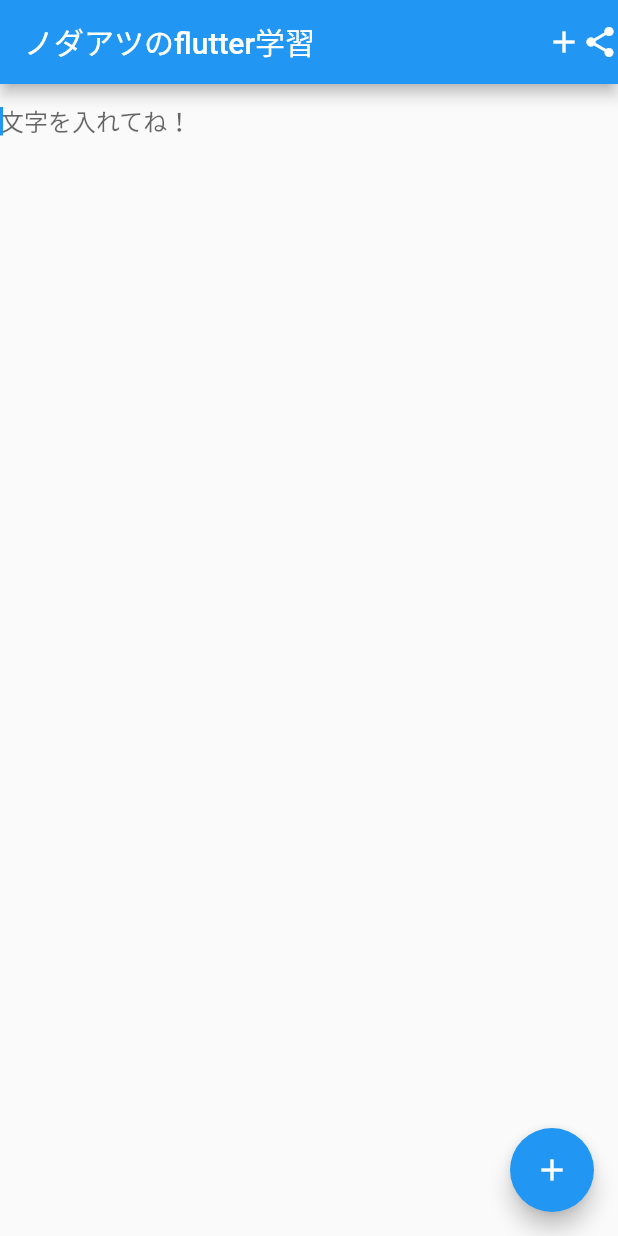
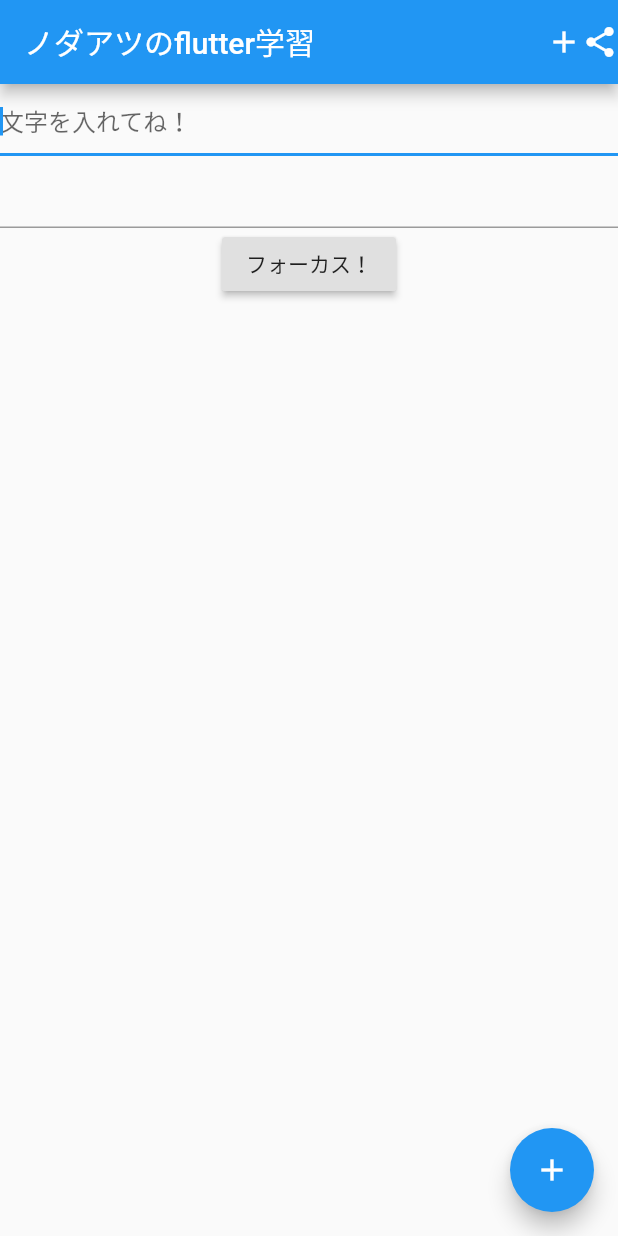
Before and after one commit to atsuki255/first_app, a Flutter app: the screen it shows after launch, on a phone screen of 412 x 824 dp. Run offline on Flutter 3.47's test engine with Material 2 defaults, Android fonts, the phone set to English and light mode, and no system bars.

Commit message:
practice Textfield2

```diff
--- a/lib/main.dart
+++ b/lib/main.dart
@@ -42,6 +42,8 @@ class _MyHomePageState extends State<MyHomePage> {
     });
   }
 
+  final  myFocusNode = FocusNode();
+
   @override
   Widget build(BuildContext context) {
 
@@ -58,12 +60,25 @@ class _MyHomePageState extends State<MyHomePage> {
       ),
       body: Container(
         width: double.infinity,
-        child: TextFormField(
-          autofocus: true,
-          decoration: InputDecoration(
-            border: InputBorder.none,
-            hintText: '文字を入れてね！',
-          ),
+        child: Column(
+          children: [
+            TextFormField(
+              autofocus: true,
+              decoration: InputDecoration(
+                hintText: '文字を入れてね！',
+              ),
+            ),
+            TextField(
+              focusNode: myFocusNode,
+            ),
+            RaisedButton(
+              child: Text("フォーカス！"),
+              onPressed: (){
+                // TODO:ここにフォーカスするためにコード
+                myFocusNode.requestFocus();
+              },
+            ),
+          ],
         ),
       ),
 
```
